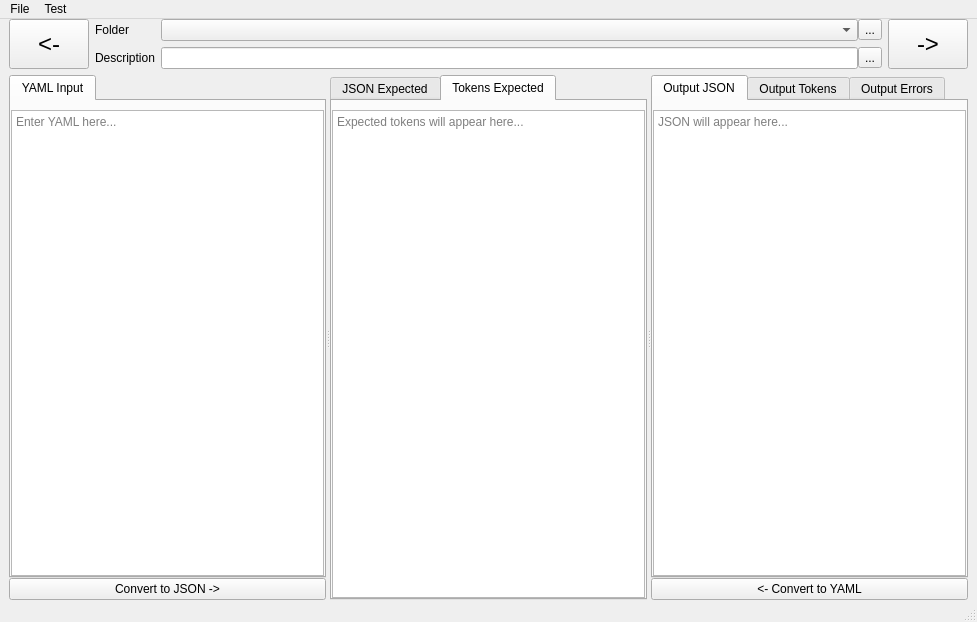
The window that Examples/JsonYamlToJsonTestSuite/mainwindow.ui (g-gualeni/QtNoid2) describes before a commit, drawn with Qt 5.
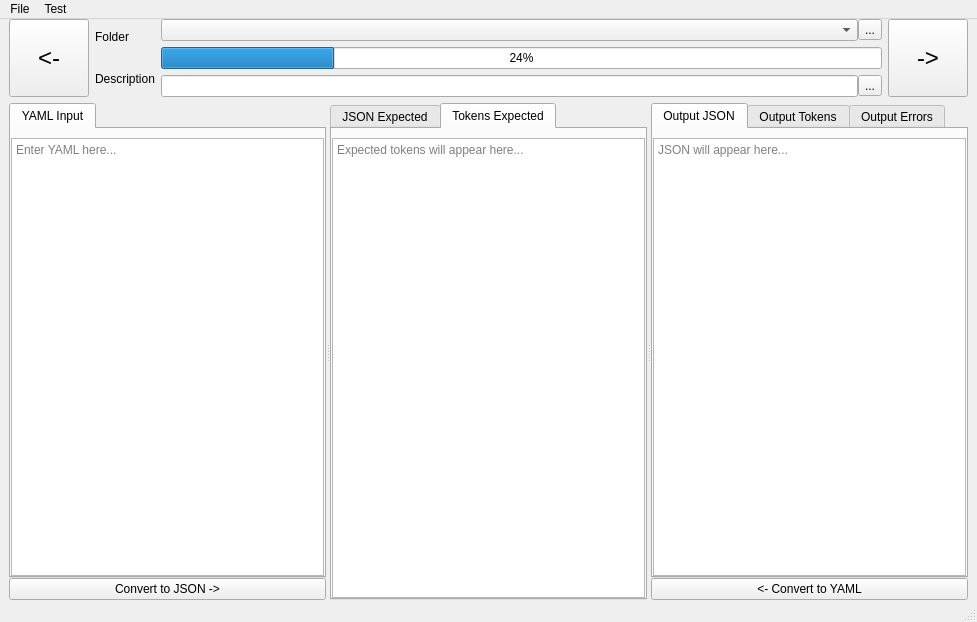
The same window after the commit. Custom widgets are drawn as their Qt base class.

Commit message: Combo Box Item list saved

Patch:
```diff
--- a/Examples/JsonYamlToJsonTestSuite/mainwindow.ui
+++ b/Examples/JsonYamlToJsonTestSuite/mainwindow.ui
@@ -91,6 +91,13 @@
           </item>
          </layout>
         </item>
+        <item>
+         <widget class="QProgressBar" name="cboCollectionProgress">
+          <property name="value">
+           <number>24</number>
+          </property>
+         </widget>
+        </item>
         <item>
          <layout class="QHBoxLayout" name="horizontalLayout">
           <property name="spacing">
```
The commit also changes 6 other files.
